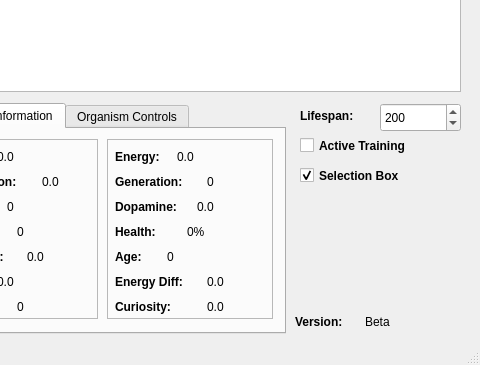
Old version of the form MainWindow.ui in the repository edgecase963/Sapiogenesis; both pictures show x 620 to 1100 and y 546 to 911 of the 1100 by 911 pixel window.
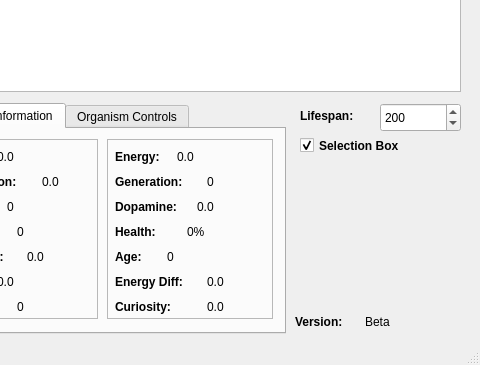
New version of the form.

Diff of the .ui file:
```diff
--- a/MainWindow.ui
+++ b/MainWindow.ui
@@ -3029,36 +3029,11 @@
      <string>Lifespan:</string>
     </property>
    </widget>
-   <widget class="QCheckBox" name="active_training_checkbox">
-    <property name="geometry">
-     <rect>
-      <x>920</x>
-      <y>660</y>
-      <width>131</width>
-      <height>25</height>
-     </rect>
-    </property>
-    <property name="font">
-     <font>
-      <weight>75</weight>
-      <bold>true</bold>
-     </font>
-    </property>
-    <property name="statusTip">
-     <string>While checked, organism's neural networks will be trained automatically. Uncheck this for manual training only on the selected organism</string>
-    </property>
-    <property name="text">
-     <string>Active Training</string>
-    </property>
-    <property name="checked">
-     <bool>false</bool>
-    </property>
-   </widget>
    <widget class="QCheckBox" name="selection_box_checkbox">
     <property name="geometry">
      <rect>
       <x>920</x>
-      <y>690</y>
+      <y>660</y>
       <width>131</width>
       <height>25</height>
      </rect>
```
Left out of the diff: 2 changed lines with no effect on the pictures.
